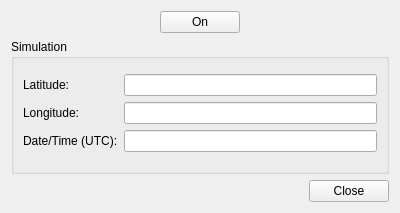
Old version of the form src/vhf/gpswindow.ui in the repository mariokonrad/vhf-sim.
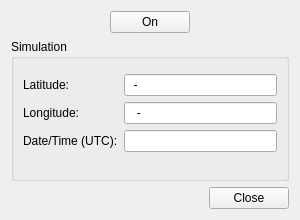
New version of the form.

Commit message: GPS window does not field format checks, timer prepared

What changed in the file:
```diff
--- a/src/vhf/gpswindow.ui
+++ b/src/vhf/gpswindow.ui
@@ -6,10 +6,16 @@
    <rect>
     <x>0</x>
     <y>0</y>
-    <width>400</width>
-    <height>213</height>
+    <width>300</width>
+    <height>220</height>
    </rect>
   </property>
+  <property name="minimumSize">
+   <size>
+    <width>300</width>
+    <height>220</height>
+   </size>
+  </property>
   <property name="windowTitle">
    <string>GPS</string>
   </property>
@@ -74,6 +80,9 @@
         </item>
         <item row="1" column="1">
          <widget class="QLineEdit" name="latitude">
+          <property name="inputMask">
+           <string notr="true">99-99A</string>
+          </property>
           <property name="maxLength">
            <number>10</number>
           </property>
@@ -88,6 +97,9 @@
         </item>
         <item row="2" column="1">
          <widget class="QLineEdit" name="longitude">
+          <property name="inputMask">
+           <string notr="true">999-99A</string>
+          </property>
           <property name="maxLength">
            <number>10</number>
           </property>
```
Left out of the diff: 4 changed lines with no effect on the pictures. The commit also changes 3 other files.
